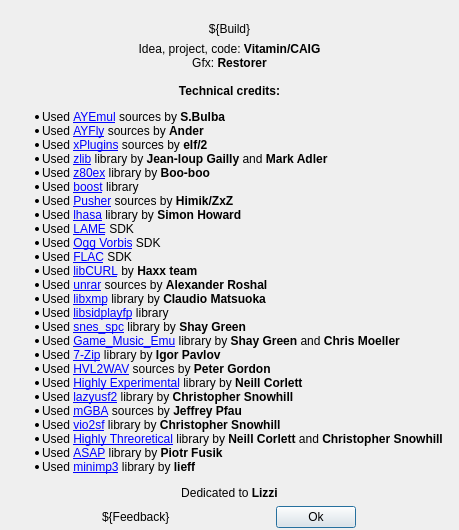
Before: the Qt Designer form apps/zxtune-qt/ui/informational/aboutdialog.ui in vitamin-caig/zxtune, drawn with Qt 5.
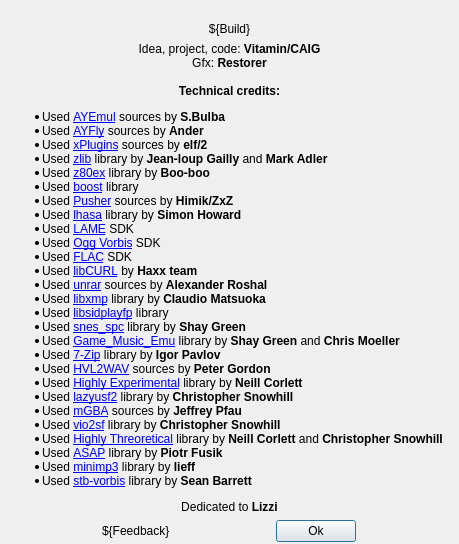
After: the same form once the commit is applied. Icons and pictures are not drawn.

Commit message: zxtune-qt: update credits.

The edit to the form file:
```diff
--- a/apps/zxtune-qt/ui/informational/aboutdialog.ui
+++ b/apps/zxtune-qt/ui/informational/aboutdialog.ui
@@ -97,6 +97,7 @@
 &lt;li&gt;Used &lt;a href=&quot;https://gitlab.kode54.net/kode54/Highly_Theoretical&quot;&gt;Highly Threoretical&lt;/a&gt; library by &lt;b&gt;Neill Corlett&lt;/b&gt; and &lt;b&gt;Christopher Snowhill&lt;/b&gt;&lt;/li&gt;
 &lt;li&gt;Used &lt;a href=&quot;http://sourceforge.net/projects/asap&quot;&gt;ASAP&lt;/a&gt; library by &lt;b&gt;Piotr Fusik&lt;/b&gt;&lt;/li&gt;
 &lt;li&gt;Used &lt;a href=&quot;https://github.com/lieff/minimp3&quot;&gt;minimp3&lt;/a&gt; library by &lt;b&gt;lieff&lt;/b&gt;&lt;/li&gt;
+&lt;li&gt;Used &lt;a href=&quot;https://github.com/nothings/stb&quot;&gt;stb-vorbis&lt;/a&gt; library by &lt;b&gt;Sean Barrett&lt;/b&gt;&lt;/li&gt;
 &lt;/ul&gt;
 
 &lt;center&gt;Dedicated to &lt;b&gt;Lizzi&lt;/b&gt;&lt;/center&gt;
```
The commit also changes 2 other files.
